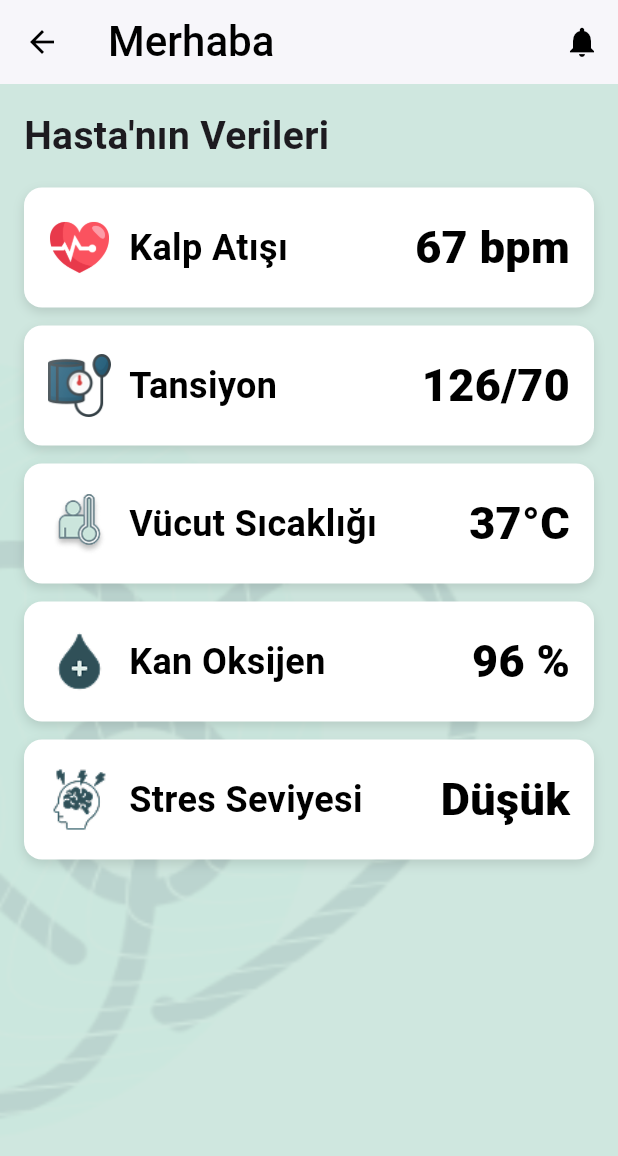
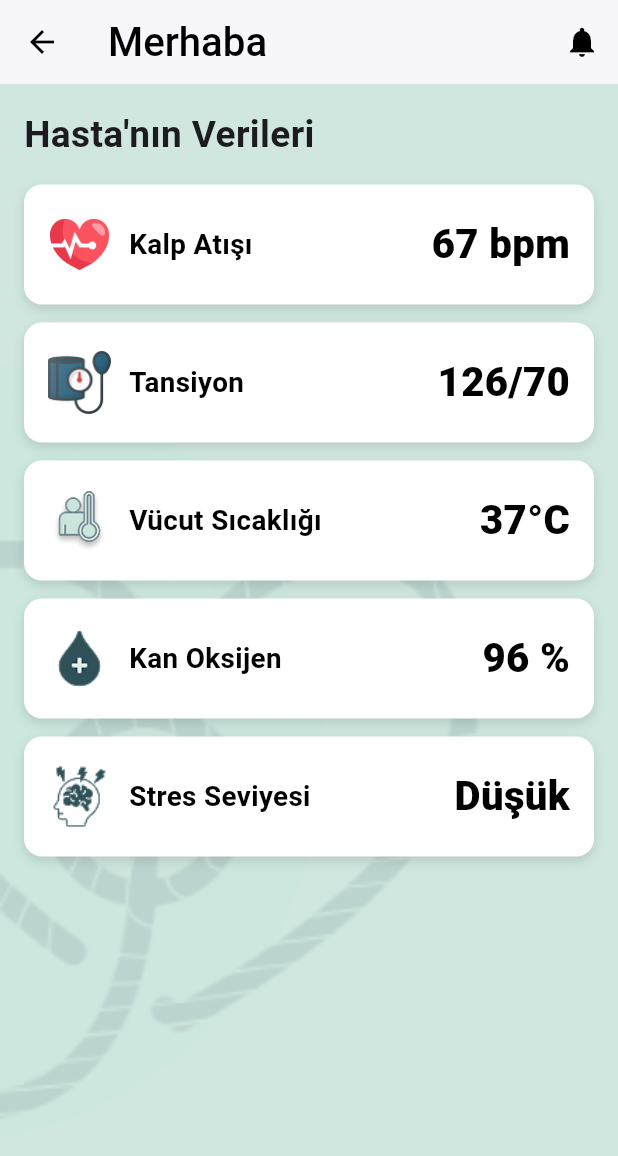
Before and after one commit to dilara-karaca/HealthAssistant, a Flutter app: the RelativeHomePage screen opened directly, on a phone screen of 412 x 824 dp. Shown: the top 1156 px of the screen. Run offline on Flutter 3.47's test engine with Material 3 defaults, Android fonts, the light colour scheme and no system bars; our stand-ins replace cloud_firestore, firebase_auth, firebase_core, fl_chart, flutter_blue_plus, geolocator and 3 more; accounts and stored records are empty.

Commit message:
yazı büyüklükleri dinamik hale getirildi

```diff
--- a/lib/screens/relative_home_page.dart
+++ b/lib/screens/relative_home_page.dart
@@ -8,18 +8,6 @@ class RelativeHomePage extends StatefulWidget {
 }
 
 class RelativeHomePageState extends State<RelativeHomePage> {
-  final TextStyle titleStyle = const TextStyle(
-    fontSize: 24,
-    fontWeight: FontWeight.w600,
-    color: Colors.black,
-  );
-
-  final TextStyle valueStyle = const TextStyle(
-    fontSize: 30,
-    fontWeight: FontWeight.w900,
-    color: Colors.black,
-  );
-
   String? patientName;
   String? relativeName;
   bool isLoading = true;
@@ -146,10 +134,23 @@ class RelativeHomePageState extends State<RelativeHomePage> {
 
   @override
   Widget build(BuildContext context) {
+    final screenWidth = MediaQuery.of(context).size.width;
     final displayName =
         isLoading || patientName == null
             ? null
             : "${getPossessiveSuffix(patientName!.split(' ').first)}";
+
+    final TextStyle dynamicTitleStyle = TextStyle(
+      fontSize: screenWidth * 0.045, // örnek: ~16-18px
+      fontWeight: FontWeight.w600,
+      color: Colors.black,
+    );
+
+    final TextStyle dynamicValueStyle = TextStyle(
+      fontSize: screenWidth * 0.065, // örnek: ~24-28px
+      fontWeight: FontWeight.w900,
+      color: Colors.black,
+    );
 
     return Scaffold(
       appBar: AppBar(
@@ -158,8 +159,8 @@ class RelativeHomePageState extends State<RelativeHomePage> {
           alignment: Alignment.centerLeft,
           child: Text(
             isLoading ? "Merhaba" : "Merhaba ${relativeName ?? ''}",
-            style: const TextStyle(
-              fontSize: 28,
+            style: TextStyle(
+              fontSize: screenWidth * 0.065,
               color: Colors.black,
               fontWeight: FontWeight.w500,
             ),
@@ -193,8 +194,8 @@ class RelativeHomePageState extends State<RelativeHomePage> {
                   ? const CircularProgressIndicator()
                   : Text(
                     "$displayName Verileri",
-                    style: const TextStyle(
-                      fontSize: 26,
+                    style: TextStyle(
+                      fontSize: screenWidth * 0.06,
                       fontWeight: FontWeight.w700,
                     ),
                   ),
@@ -203,36 +204,36 @@ class RelativeHomePageState extends State<RelativeHomePage> {
                 title: 'Kalp Atışı',
                 value: '67 bpm',
                 icon: Image.asset('images/kalp.png', width: 42, height: 42),
-                titleStyle: titleStyle,
-                valueStyle: valueStyle,
+                titleStyle: dynamicTitleStyle,
+                valueStyle: dynamicValueStyle,
               ),
               buildInfoCard(
                 title: 'Tansiyon',
                 value: '126/70',
                 icon: Image.asset('images/tansiyon.png', width: 42, height: 42),
-                titleStyle: titleStyle,
-                valueStyle: valueStyle,
+                titleStyle: dynamicTitleStyle,
+                valueStyle: dynamicValueStyle,
               ),
               buildInfoCard(
                 title: 'Vücut Sıcaklığı',
                 value: '37°C',
                 icon: Image.asset('images/sicaklik.png', width: 42, height: 42),
-                titleStyle: titleStyle,
-                valueStyle: valueStyle,
+                titleStyle: dynamicTitleStyle,
+                valueStyle: dynamicValueStyle,
               ),
               buildInfoCard(
                 title: 'Kan Oksijen',
                 value: '96 %',
                 icon: Image.asset('images/kan.png', width: 42, height: 42),
-                titleStyle: titleStyle,
-                valueStyle: valueStyle,
+                titleStyle: dynamicTitleStyle,
+                valueStyle: dynamicValueStyle,
               ),
               buildInfoCard(
                 title: 'Stres Seviyesi',
                 value: 'Düşük',
                 icon: Image.asset('images/stressed.png', width: 42, height: 42),
-                titleStyle: titleStyle,
-                valueStyle: valueStyle,
+                titleStyle: dynamicTitleStyle,
+                valueStyle: dynamicValueStyle,
               ),
             ],
           ),
```
Also changed, not shown: lib/screens/home_page.dart (+159 -184 lines).
